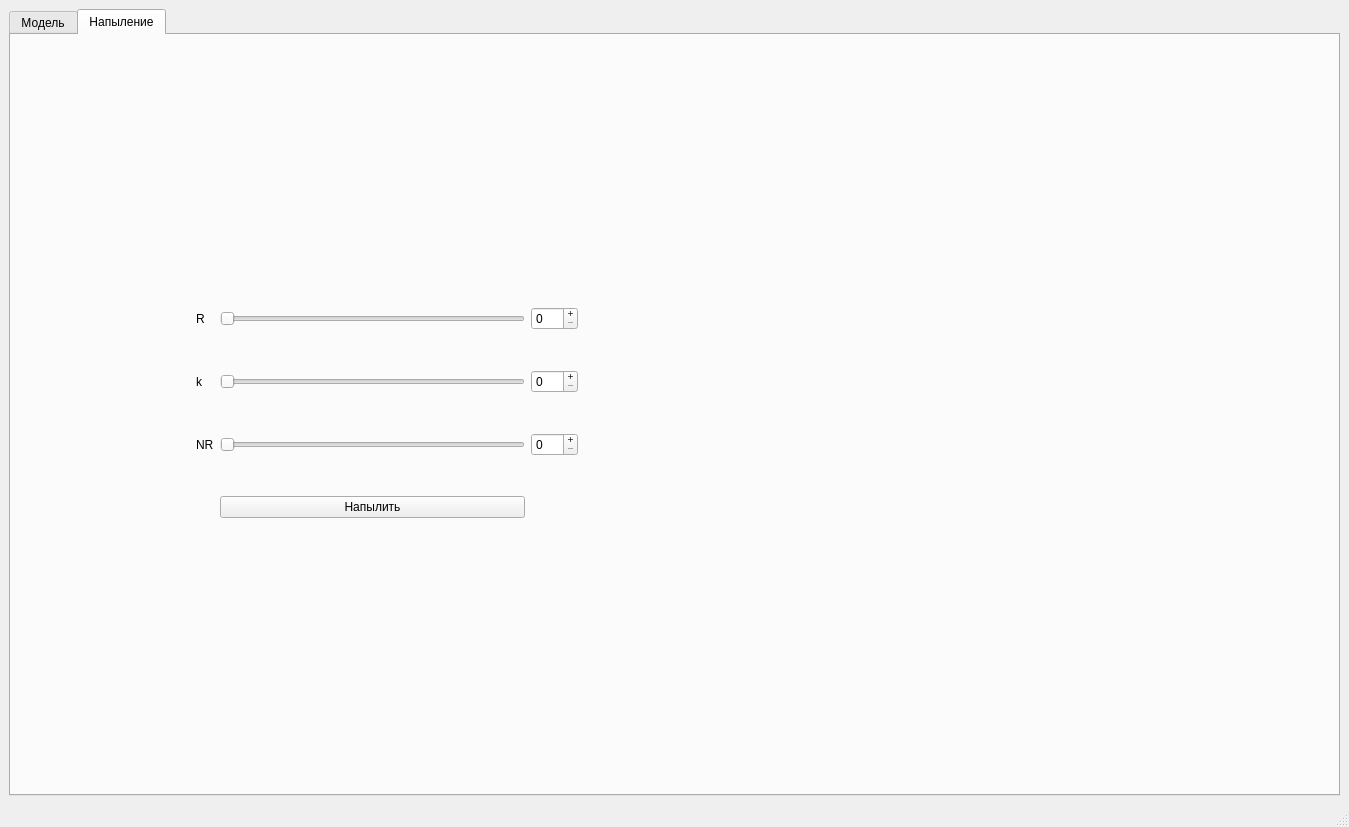
This is gui.ui in MarchiyGV/RotationAndDeposition as Qt 5 draws it before an edit. The edited form follows.
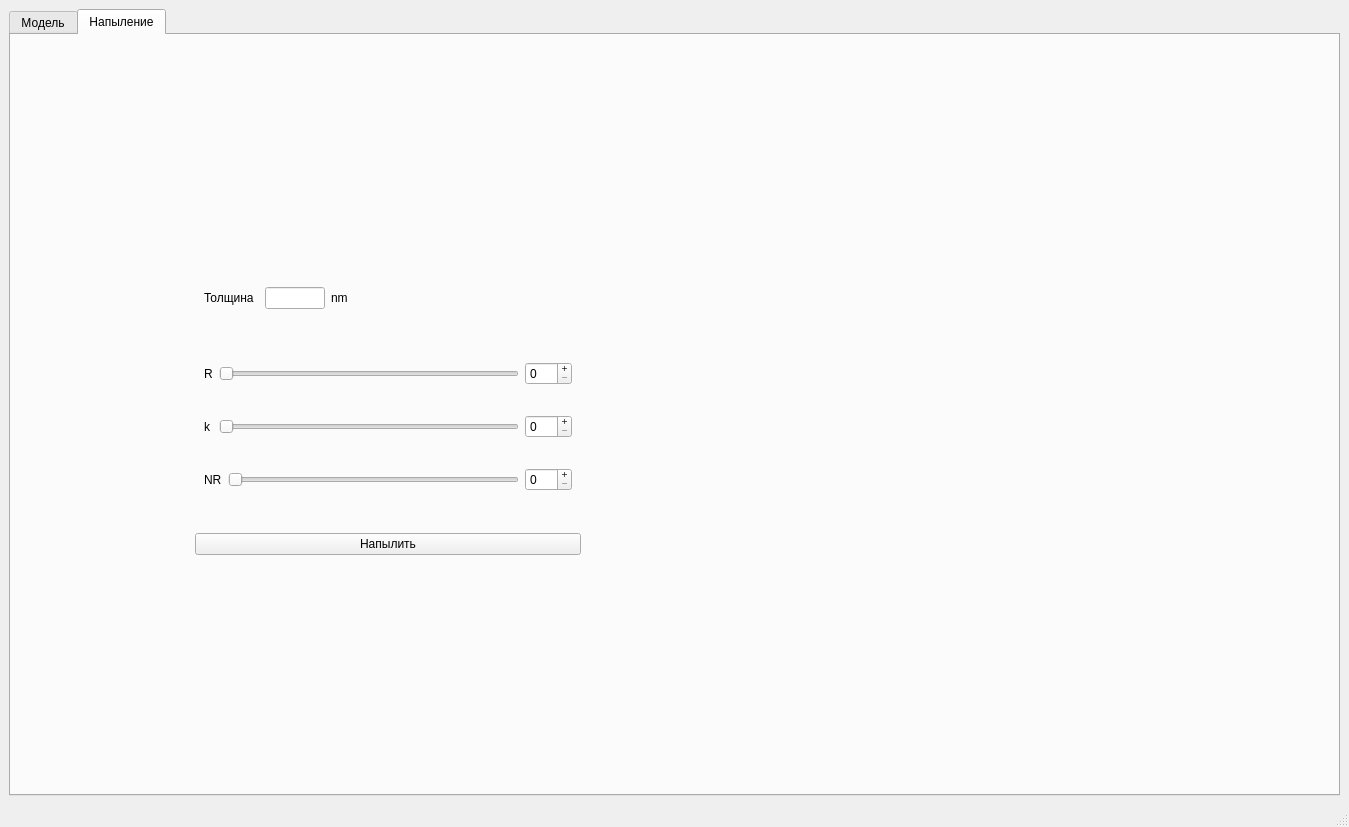
This is the edited form.

What changed in the file:
```diff
--- a/gui.ui
+++ b/gui.ui
@@ -185,22 +185,144 @@
             <height>300</height>
            </size>
           </property>
-          <layout class="QGridLayout" name="gridLayout_2">
+          <layout class="QVBoxLayout" name="verticalLayout_3">
+           <item>
+            <widget class="QWidget" name="widget_4" native="true">
+             <property name="minimumSize">
+              <size>
+               <width>150</width>
+               <height>30</height>
+              </size>
+             </property>
+             <property name="maximumSize">
+              <size>
+               <width>200</width>
+               <height>50</height>
+              </size>
+             </property>
+             <layout class="QHBoxLayout" name="horizontalLayout_3">
+              <item>
+               <widget class="QLabel" name="label_4">
+                <property name="text">
+                 <string>Толщина</string>
+                </property>
+               </widget>
+              </item>
+              <item>
+               <widget class="QLineEdit" name="thick_edit">
+                <property name="maximumSize">
+                 <size>
+                  <width>60</width>
+                  <height>16777215</height>
+                 </size>
+                </property>
+               </widget>
+              </item>
+              <item>
+               <widget class="QLabel" name="label_5">
+                <property name="text">
+                 <string>nm</string>
+                </property>
+               </widget>
+              </item>
+             </layout>
+            </widget>
+           </item>
+           <item>
+            <widget class="QWidget" name="widget_5" native="true">
+             <layout class="QGridLayout" name="gridLayout">
+              <item row="2" column="3">
+               <widget class="QDoubleSpinBox" name="NR_disp">
+                <property name="locale">
+                 <locale language="English" country="UnitedStates"/>
+                </property>
+                <property name="buttonSymbols">
+                 <enum>QAbstractSpinBox::PlusMinus</enum>
+                </property>
+                <property name="decimals">
+                 <number>0</number>
+                </property>
+                <property name="singleStep">
+                 <double>1.000000000000000</double>
+                </property>
+               </widget>
+              </item>
+              <item row="2" column="2">
+               <widget class="QSlider" name="NR_Slider">
+                <property name="orientation">
+                 <enum>Qt::Horizontal</enum>
+                </property>
+               </widget>
+              </item>
+              <item row="1" column="0">
+               <widget class="QLabel" name="label_2">
+                <property name="maximumSize">
+                 <size>
+                  <width>30</width>
+                  <height>16777215</height>
+                 </size>
+                </property>
+                <property name="text">
+                 <string>k</string>
+                </property>
+               </widget>
+              </item>
            <item row="0" column="0">
             <widget class="QLabel" name="label">
+                <property name="maximumSize">
+                 <size>
+                  <width>30</width>
+                  <height>16777215</height>
+                 </size>
+                </property>
              <property name="text">
               <string>R</string>
              </property>
             </widget>
            </item>
-           <item row="0" column="1">
+              <item row="2" column="0" colspan="2">
+               <widget class="QLabel" name="label_3">
+                <property name="maximumSize">
+                 <size>
+                  <width>30</width>
+                  <height>16777215</height>
+                 </size>
+                </property>
+                <property name="text">
+                 <string>NR</string>
+                </property>
+               </widget>
+              </item>
+              <item row="0" column="1" colspan="2">
             <widget class="QSlider" name="R_Slider">
+                <property name="minimumSize">
+                 <size>
+                  <width>300</width>
+                  <height>0</height>
+                 </size>
+                </property>
              <property name="orientation">
               <enum>Qt::Horizontal</enum>
              </property>
             </widget>
            </item>
-           <item row="0" column="2">
+              <item row="1" column="3">
+               <widget class="QDoubleSpinBox" name="k_disp">
+                <property name="locale">
+                 <locale language="English" country="UnitedStates"/>
+                </property>
+                <property name="buttonSymbols">
+                 <enum>QAbstractSpinBox::PlusMinus</enum>
+                </property>
+                <property name="decimals">
+                 <number>0</number>
+                </property>
+                <property name="singleStep">
+                 <double>1.000000000000000</double>
+                </property>
+               </widget>
+              </item>
+              <item row="0" column="3">
             <widget class="QDoubleSpinBox" name="R_disp">
              <property name="locale">
               <locale language="English" country="UnitedStates"/>
@@ -216,67 +338,17 @@
              </property>
             </widget>
            </item>
-           <item row="1" column="0">
-            <widget class="QLabel" name="label_2">
-             <property name="text">
-              <string>k</string>
-             </property>
-            </widget>
-           </item>
-           <item row="1" column="1">
+              <item row="1" column="1" colspan="2">
             <widget class="QSlider" name="k_Slider">
              <property name="orientation">
               <enum>Qt::Horizontal</enum>
              </property>
             </widget>
            </item>
-           <item row="1" column="2">
-            <widget class="QDoubleSpinBox" name="k_disp">
-             <property name="locale">
-              <locale language="English" country="UnitedStates"/>
-             </property>
-             <property name="buttonSymbols">
-              <enum>QAbstractSpinBox::PlusMinus</enum>
-             </property>
-             <property name="decimals">
-              <number>0</number>
-             </property>
-             <property name="singleStep">
-              <double>1.000000000000000</double>
-             </property>
+             </layout>
             </widget>
            </item>
-           <item row="2" column="0">
-            <widget class="QLabel" name="label_3">
-             <property name="text">
-              <string>NR</string>
-             </property>
-            </widget>
-           </item>
-           <item row="2" column="1">
-            <widget class="QSlider" name="NR_Slider">
-             <property name="orientation">
-              <enum>Qt::Horizontal</enum>
-             </property>
-            </widget>
-           </item>
-           <item row="2" column="2">
-            <widget class="QDoubleSpinBox" name="NR_disp">
-             <property name="locale">
-              <locale language="English" country="UnitedStates"/>
-             </property>
-             <property name="buttonSymbols">
-              <enum>QAbstractSpinBox::PlusMinus</enum>
-             </property>
-             <property name="decimals">
-              <number>0</number>
-             </property>
-             <property name="singleStep">
-              <double>1.000000000000000</double>
-             </property>
-            </widget>
-           </item>
-           <item row="3" column="1">
+           <item>
             <widget class="QPushButton" name="DepositionButton">
              <property name="text">
               <string>Напылить</string>
```
Lines whose indentation alone changed are shown as unchanged.
